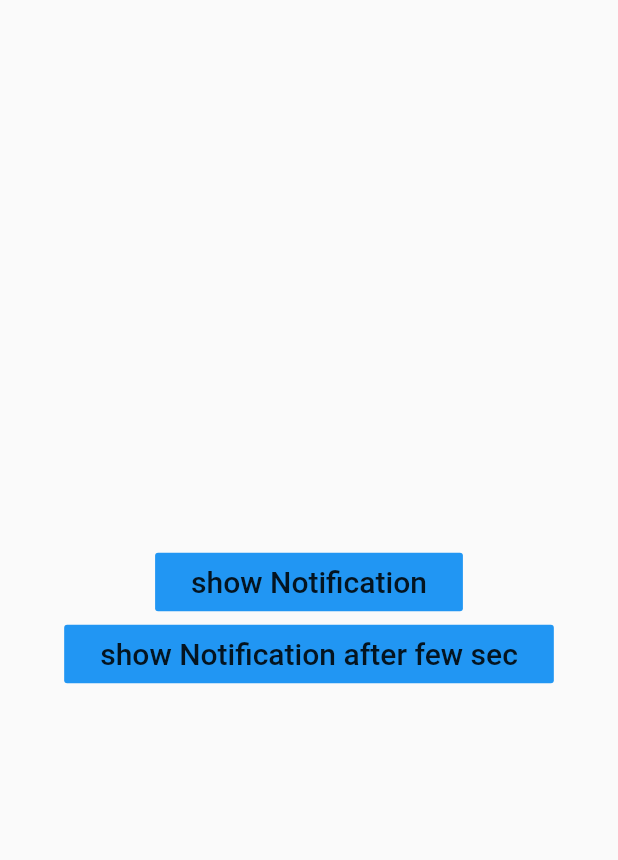
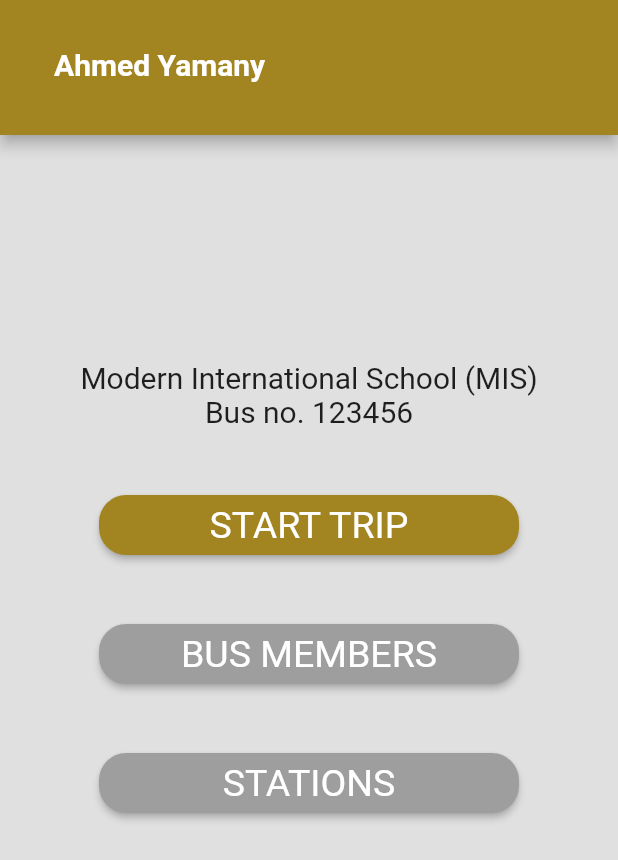
Before and after one commit to usafe-eg/usave, a Flutter app: the screen it shows after launch, on a phone screen of 412 x 824 dp. Shown: the top 860 px of the screen. Run offline on Flutter 3.47's test engine with Material 2 defaults, Android fonts, the light colour scheme and no system bars; our stand-ins replace flutter_local_notifications, shared_preferences.

Commit message:
Dashboard Page Layout Finished

```diff
--- a/lib/components/mainbutton.dart
+++ b/lib/components/mainbutton.dart
@@ -1,9 +1,24 @@
 import 'package:flutter/material.dart';
 
 class MainButton extends StatelessWidget {
+
+  final String _buttonText;
+  final Color _color;
+  MainButton(this._buttonText,this._color);
+
   @override
   Widget build(BuildContext context) {
-    return Container(
-    );
+    return SingleChildScrollView(
+            padding: const EdgeInsets.only(top:20.0,bottom: 18,left: 20,right: 20),
+            child: ButtonTheme(
+              minWidth: 280,
+              height: 40,
+              child: RaisedButton(
+                  shape:RoundedRectangleBorder(
+                  borderRadius: BorderRadius.circular(18.0),
+                      side:BorderSide.none),
+                  onPressed: (){},textColor:Colors.white,color:_color,
+                  child: Text(_buttonText,style: TextStyle(fontSize:25,fontWeight: FontWeight.w400),)),
+            ),);
   }
 }
--- a/lib/main.dart
+++ b/lib/main.dart
@@ -1,7 +1,5 @@
 import 'package:flutter/material.dart';
-import 'package:usave/notfications.dart';
-import 'package:usave/path_provider.dart';
-import 'package:usave/pages/login_page.dart';
+import 'package:usave/pages/dashboard_page.dart';
 
 void main() => runApp(MyApp());
 
@@ -14,7 +12,7 @@
 
         primarySwatch: Colors.blue,
       ),
-      home: NotificationPage(),
+      home: DashboardPage(),
     );
   }
 }
--- a/lib/pages/dashboard_page.dart
+++ b/lib/pages/dashboard_page.dart
@@ -0,0 +1,64 @@
+import 'package:flutter/cupertino.dart';
+import 'package:flutter/material.dart';
+import 'package:usave/utilities/constants.dart';
+import 'package:usave/components/mainbutton.dart';
+
+class DashboardPage extends StatelessWidget {
+  @override
+  Widget build(BuildContext context) {
+    return SafeArea(
+        child: Scaffold(
+          appBar: PreferredSize(
+            preferredSize: Size.fromHeight(90),
+            child: AppBar(
+              backgroundColor: mainColor,
+              title: Padding(padding:EdgeInsets.only(top: 30,left: 20),
+                  child: Text('Ahmed Yamany',style: TextStyle(fontWeight: FontWeight.bold,color: Colors.white,fontSize: 20),)),
+            ),
+          ),
+        body: Container(
+          color: Colors.grey[300],
+          width: double.infinity,
+          child: Column(
+            children: <Widget>[
+//            Container(
+//              width: double.infinity,
+//              height: 100,
+//              color: mainColor,
+//              child: Padding(
+//                padding: const EdgeInsets.only(left:20,right:0,bottom:10,top:0,),
+//                child: Column(
+//                  crossAxisAlignment: CrossAxisAlignment.start,
+//                  children: <Widget>[
+//                    Column(children: <Widget>[
+//                      SizedBox(height: 50,),
+//                      Text('Ahmed Yamany',style: TextStyle(fontWeight: FontWeight.bold,color: Colors.white,
+//                      fontSize: 20),),
+//                      Text('Trip Supervisor',style: TextStyle(fontWeight: FontWeight.bold,color: Colors.white,),),
+//                    ],),
+//                  ],
+//                ),
+//              ),
+//            ),
+            Padding(
+              padding: EdgeInsets.symmetric(vertical:150,horizontal: 30),
+              child: Column(
+                children: <Widget>[
+                  Text('Modern International School (MIS)',style: TextStyle(fontSize: 20),),
+                  Padding(
+                    padding: const EdgeInsets.only(bottom:20.0),
+                    child: Text('Bus no. 123456',style: TextStyle(fontSize: 20),),
+                  ),
+                  MainButton('START TRIP',mainColor),
+                  MainButton('BUS MEMBERS',greyColor),
+                  MainButton('STATIONS',greyColor),
+                ],
+              ),
+            ),
+            ],
+          ),
+        ),
+    ),
+      );
+  }
+}
--- a/lib/utilities/constants.dart
+++ b/lib/utilities/constants.dart
@@ -0,0 +1,6 @@
+import 'package:flutter/widgets.dart';
+import 'package:flutter/material.dart';
+
+
+ Color mainColor =Color.fromRGBO(162,132,32,1);
+ Color greyColor =Colors.grey;
```
